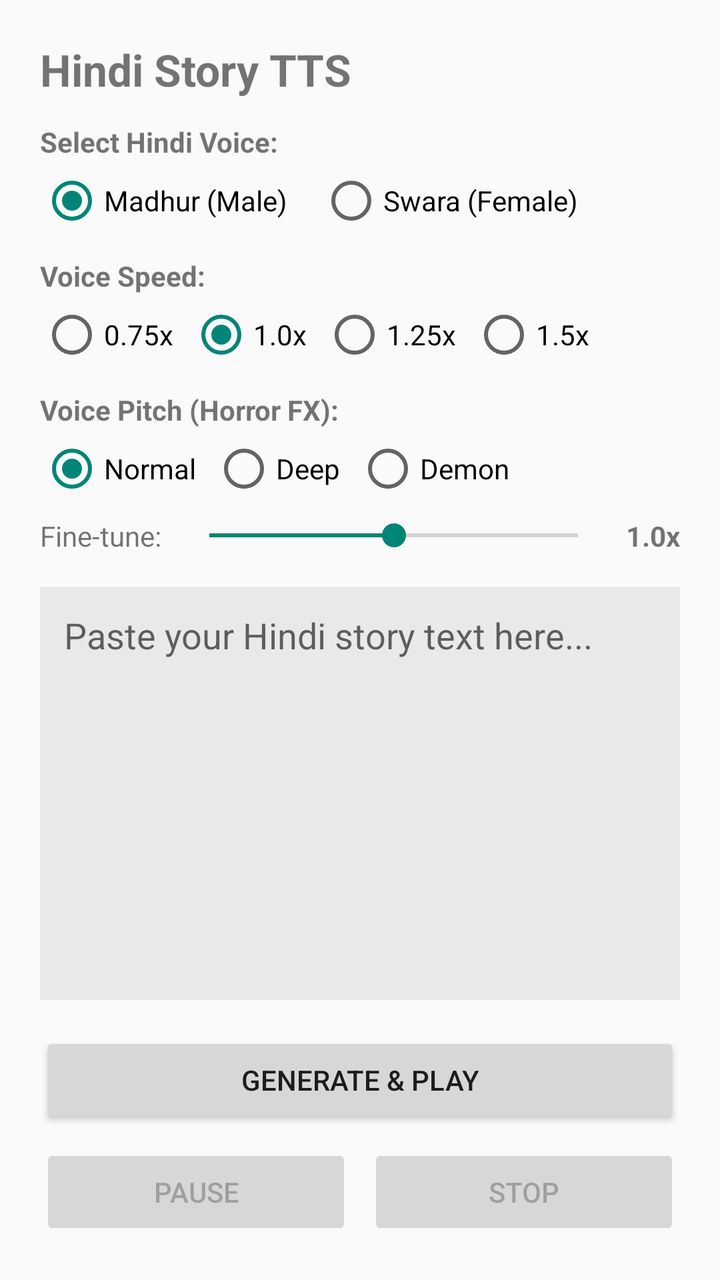
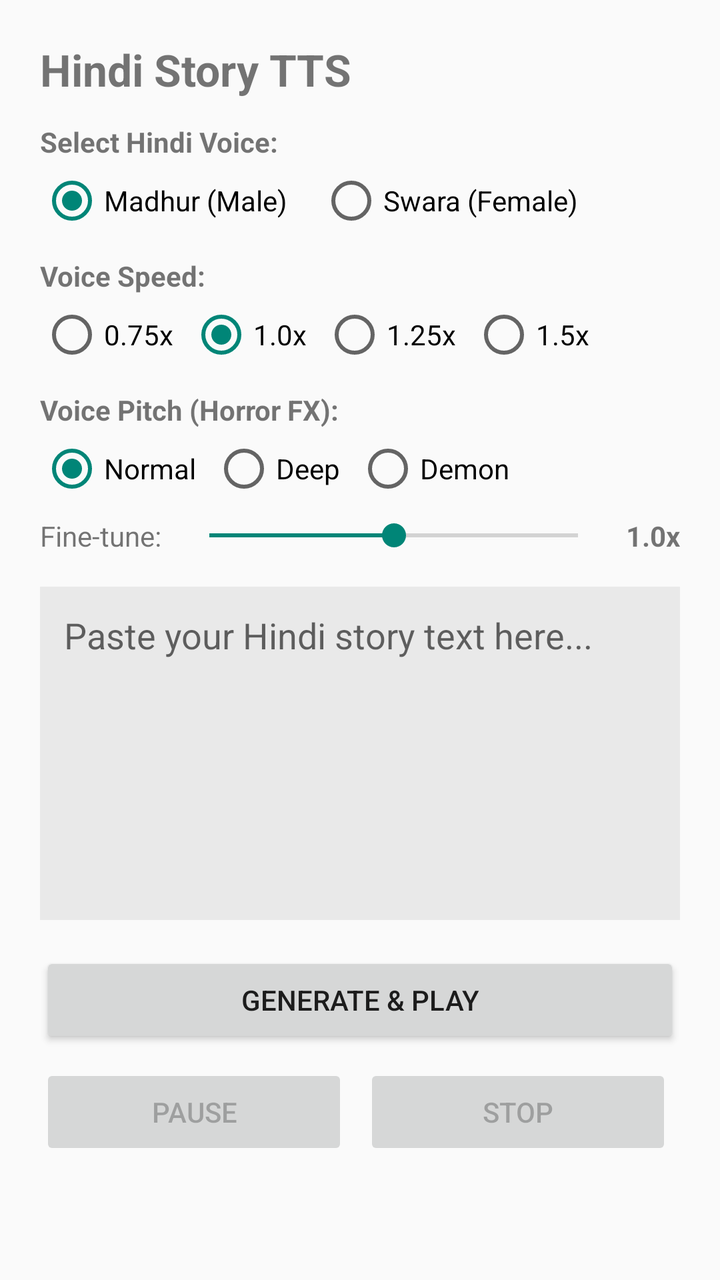

Screens rendered from an Android XML layout before and after an edit, with the pre-edit source and the edit as a unified diff.
<!-- AndroidManifest.xml: application theme Theme.AppCompat.Light.DarkActionBar -->
<!-- res/layout/activity_main.xml -->
<?xml version="1.0" encoding="utf-8"?>
<ScrollView xmlns:android="http://schemas.android.com/apk/res/android"
    android:layout_width="match_parent"
    android:layout_height="match_parent"
    android:fillViewport="true">

    <LinearLayout
        android:layout_width="match_parent"
        android:layout_height="wrap_content"
        android:orientation="vertical"
        android:padding="20dp">

        <TextView
            android:layout_width="wrap_content"
            android:layout_height="wrap_content"
            android:text="Hindi Story TTS"
            android:textSize="22sp"
            android:textStyle="bold"
            android:layout_marginBottom="12dp"/>

        
        <TextView
            android:layout_width="wrap_content"
            android:layout_height="wrap_content"
            android:text="Select Hindi Voice:"
            android:textStyle="bold"
            android:layout_marginBottom="4dp"/>

        <RadioGroup
            android:id="@+id/radioGroupVoice"
            android:layout_width="match_parent"
            android:layout_height="wrap_content"
            android:orientation="horizontal"
            android:layout_marginBottom="12dp">

            <RadioButton
                android:id="@+id/radioMadhur"
                android:layout_width="wrap_content"
                android:layout_height="wrap_content"
                android:text="Madhur (Male)"
                android:checked="true"
                android:layout_marginEnd="16dp"/>

            <RadioButton
                android:id="@+id/radioSwara"
                android:layout_width="wrap_content"
                android:layout_height="wrap_content"
                android:text="Swara (Female)"/>
        </RadioGroup>

        
        <TextView
            android:layout_width="wrap_content"
            android:layout_height="wrap_content"
            android:text="Voice Speed:"
            android:textStyle="bold"
            android:layout_marginBottom="4dp"/>

        <RadioGroup
            android:id="@+id/radioGroupSpeed"
            android:layout_width="match_parent"
            android:layout_height="wrap_content"
            android:orientation="horizontal"
            android:layout_marginBottom="12dp">

            <RadioButton
                android:id="@+id/speed075"
                android:layout_width="wrap_content"
                android:layout_height="wrap_content"
                android:text="0.75x"
                android:layout_marginEnd="8dp"/>

            <RadioButton
                android:id="@+id/speed100"
                android:layout_width="wrap_content"
                android:layout_height="wrap_content"
                android:text="1.0x"
                android:checked="true"
                android:layout_marginEnd="8dp"/>

            <RadioButton
                android:id="@+id/speed125"
                android:layout_width="wrap_content"
                android:layout_height="wrap_content"
                android:text="1.25x"
                android:layout_marginEnd="8dp"/>

            <RadioButton
                android:id="@+id/speed150"
                android:layout_width="wrap_content"
                android:layout_height="wrap_content"
                android:text="1.5x"/>
        </RadioGroup>

        
        <TextView
            android:layout_width="wrap_content"
            android:layout_height="wrap_content"
            android:text="Voice Pitch (Horror FX):"
            android:textStyle="bold"
            android:layout_marginBottom="4dp"/>

        <RadioGroup
            android:id="@+id/radioGroupPitch"
            android:layout_width="match_parent"
            android:layout_height="wrap_content"
            android:orientation="horizontal"
            android:layout_marginBottom="8dp">

            <RadioButton
                android:id="@+id/pitchNormal"
                android:layout_width="wrap_content"
                android:layout_height="wrap_content"
                android:text="Normal"
                android:checked="true"
                android:layout_marginEnd="8dp"/>

            <RadioButton
                android:id="@+id/pitchDeep"
                android:layout_width="wrap_content"
                android:layout_height="wrap_content"
                android:text="Deep"
                android:layout_marginEnd="8dp"/>

            <RadioButton
                android:id="@+id/pitchDemon"
                android:layout_width="wrap_content"
                android:layout_height="wrap_content"
                android:text="Demon"/>
        </RadioGroup>

        
        <LinearLayout
            android:layout_width="match_parent"
            android:layout_height="wrap_content"
            android:orientation="horizontal"
            android:layout_marginBottom="16dp"
            android:gravity="center_vertical">

            <TextView
                android:layout_width="wrap_content"
                android:layout_height="wrap_content"
                android:text="Fine-tune:"
                android:textSize="14sp"
                android:layout_marginEnd="8dp"/>

            <SeekBar
                android:id="@+id/seekBarPitch"
                android:layout_width="0dp"
                android:layout_height="wrap_content"
                android:layout_weight="1"
                android:max="200"
                android:progress="100"/>

            <TextView
                android:id="@+id/txtPitchValue"
                android:layout_width="wrap_content"
                android:layout_height="wrap_content"
                android:text="1.0x"
                android:textStyle="bold"
                android:layout_marginStart="8dp"/>
        </LinearLayout>

        
        <EditText
            android:id="@+id/editStoryText"
            android:layout_width="match_parent"
            android:layout_height="0dp"
            android:layout_weight="1"
            android:minHeight="140dp"
            android:gravity="top|start"
            android:hint="Paste your Hindi story text here..."
            android:inputType="textMultiLine"
            android:background="#11000000"
            android:padding="12dp"
            android:layout_marginBottom="16dp"/>

        
        <Button
            android:id="@+id/btnGeneratePlay"
            android:layout_width="match_parent"
            android:layout_height="wrap_content"
            android:text="Generate &amp; Play"
            android:padding="14dp"
            android:layout_marginBottom="8dp"/>

        
        <LinearLayout
            android:layout_width="match_parent"
            android:layout_height="wrap_content"
            android:orientation="horizontal"
            android:weightSum="2">

            <Button
                android:id="@+id/btnPauseResume"
                android:layout_width="0dp"
                android:layout_height="wrap_content"
                android:layout_weight="1"
                android:text="Pause"
                android:enabled="false"
                android:layout_marginEnd="4dp"/>

            <Button
                android:id="@+id/btnStop"
                android:layout_width="0dp"
                android:layout_height="wrap_content"
                android:layout_weight="1"
                android:text="Stop"
                android:enabled="false"
                android:layout_marginStart="4dp"/>
        </LinearLayout>

    </LinearLayout>
</ScrollView>
<!-- resources referenced by this layout -->
<resources>

</resources>

<!-- the commit's change to res/layout/activity_main.xml (unified diff, before → after) -->
@@ -208,6 +208,15 @@
                 android:text="Stop"
                 android:enabled="false"
                 android:layout_marginStart="4dp"/>
+
+            <Button
+                android:id="@+id/btnSave"
+                android:layout_width="0dp"
+                android:layout_height="wrap_content"
+                android:layout_weight="1"
+                android:text="Save"
+                android:enabled="false"
+                android:layout_marginStart="4dp"/>
         </LinearLayout>
 
     </LinearLayout>
